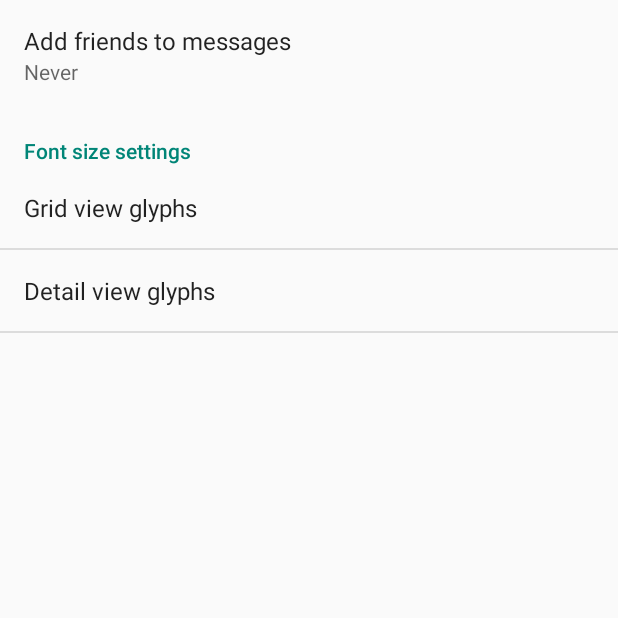
After one commit to OldSkoolMark/BravuraBrowser, an Android app: the SettingsActivity screen opened directly, with no data from a screen before it, on a phone screen of 412 x 824 dp, the top half of it. The commit adds this screen. Run offline under Robolectric (Android 15) with nearby library versions, the phone set to English and light mode, and no system bars; network calls fail; 1 statement that could not run was skipped.

Commit message:
preferences and settings activity

```diff
--- a/BravuraBrowser/src/main/java/com/sublimeslime/android/bravurabrowser/MainActivity.java
+++ b/BravuraBrowser/src/main/java/com/sublimeslime/android/bravurabrowser/MainActivity.java
@@ -9,6 +9,7 @@ import android.app.FragmentTransaction;
 import android.app.SearchManager;
 import android.app.SearchableInfo;
 import android.content.ComponentName;
+import android.content.Intent;
 import android.graphics.Typeface;
 import android.app.Fragment;
 import android.app.FragmentManager;
@@ -16,6 +17,7 @@ import android.content.Context;
 import android.content.res.Configuration;
 import android.os.AsyncTask;
 import android.os.Bundle;
+import android.preference.PreferenceManager;
 import android.support.v4.app.ActionBarDrawerToggle;
 import android.support.v4.view.GravityCompat;
 import android.support.v4.widget.DrawerLayout;
@@ -42,14 +44,17 @@ public class MainActivity extends Activity {
 
     private CharSequence mTitle;
     private Typeface mTypeface;
-    private float mFontSize = 64.0f;
+    private float mGridFontSize;
+    private float mDetailFontSize;
     private ArrayAdapter<String> mCategoryAdapter;
     private String mCurrentFragmentTag;
     @Override
     protected void onCreate(Bundle savedInstanceState) {
         super.onCreate(savedInstanceState);
         setContentView(R.layout.activity_main);
-
+        String s = SettingsActivity.Settings.GRID_FONT_SIZE.toString();
+        mGridFontSize = Float.parseFloat(PreferenceManager.getDefaultSharedPreferences(this).getString(SettingsActivity.Settings.GRID_FONT_SIZE.toString(),"64.0f"));
+        mDetailFontSize = Float.parseFloat(PreferenceManager.getDefaultSharedPreferences(this).getString(SettingsActivity.Settings.DETAIL_FONT_SIZE.toString(),"128.0f"));
         mTitle = getTitle();
         mDrawerLayout = (DrawerLayout) findViewById(R.id.drawer_layout);
         mDrawerList = (ListView) findViewById(R.id.left_drawer);
@@ -125,19 +130,8 @@ public class MainActivity extends Activity {
         }
         // Handle action buttons
         switch(item.getItemId()) {
-            case R.id.action_fontsize:
-                View v = findViewById(R.id.action_fontsize);
-                PopupMenu pm = new PopupMenu(this, v);
-                pm.setOnMenuItemClickListener(new PopupMenu.OnMenuItemClickListener() {
-                    @Override
-                    public boolean onMenuItemClick(MenuItem menuItem) {
-                        mFontSize = Float.parseFloat(menuItem.getTitle().toString());
-                        replaceGridViewFragment(mCurrentFragmentTag);
-                        return true;
-                    }
-                });
-                pm.inflate(R.menu.fontsize_menu);
-                pm.show();
+               case R.id.action_settings:
+                startActivity(new Intent(this, SettingsActivity.class));
                 return true;
             default:
                 return super.onOptionsItemSelected(item);
@@ -230,7 +224,7 @@ public class MainActivity extends Activity {
             tv.setTypeface(mTypeface);
             String uniCode = FontMetadata.getInstance().parseGlyphCodepoint(g.codepoint);
             tv.setText(uniCode);
-            tv.setTextSize(TypedValue.COMPLEX_UNIT_SP, mFontSize);
+            tv.setTextSize(TypedValue.COMPLEX_UNIT_SP, mGridFontSize);
             return tv;
         }
     }
--- /dev/null
+++ b/BravuraBrowser/src/main/java/com/sublimeslime/android/bravurabrowser/SettingsActivity.java
@@ -0,0 +1,251 @@
+package com.sublimeslime.android.bravurabrowser;
+
+import android.annotation.TargetApi;
+import android.content.Context;
+import android.content.res.Configuration;
+import android.media.Ringtone;
+import android.media.RingtoneManager;
+import android.net.Uri;
+import android.os.Build;
+import android.os.Bundle;
+import android.preference.ListPreference;
+import android.preference.Preference;
+import android.preference.PreferenceActivity;
+import android.preference.PreferenceCategory;
+import android.preference.PreferenceFragment;
+import android.preference.PreferenceManager;
+import android.preference.RingtonePreference;
+import android.text.TextUtils;
+import android.view.MenuItem;
+import android.support.v4.app.NavUtils;
+
+
+import java.util.List;
+
+/**
+ * A {@link PreferenceActivity} that presents a set of application settings. On
+ * handset devices, settings are presented as a single list. On tablets,
+ * settings are split by category, with category headers shown to the left of
+ * the list of settings.
+ * <p>
+ * See <a href="http://developer.android.com/design/patterns/settings.html">
+ * Android Design: Settings</a> for design guidelines and the <a
+ * href="http://developer.android.com/guide/topics/ui/settings.html">Settings
+ * API Guide</a> for more information on developing a Settings UI.
+ */
+public class SettingsActivity extends PreferenceActivity {
+    public enum Settings { GRID_FONT_SIZE("grid_font_size"), DETAIL_FONT_SIZE("detail_font_size"), THEME("theme");
+        private final String s;
+        private Settings(String prefName){
+            s = prefName;
+        }
+        public String toString(){
+            return s;
+        }
+    };
+    /**
+     * Determines whether to always show the simplified settings UI, where
+     * settings are presented in a single list. When false, settings are shown
+     * as a master/detail two-pane view on tablets. When true, a single pane is
+     * shown on tablets.
+     */
+    private static final boolean ALWAYS_SIMPLE_PREFS = false;
+
+    @Override
+    protected void onCreate(Bundle savedInstanceState) {
+        super.onCreate(savedInstanceState);
+        setupActionBar();
+    }
+
+    /**
+     * Set up the {@link android.app.ActionBar}, if the API is available.
+     */
+    @TargetApi(Build.VERSION_CODES.HONEYCOMB)
+    private void setupActionBar() {
+        if (Build.VERSION.SDK_INT >= Build.VERSION_CODES.HONEYCOMB) {
+            // Show the Up button in the action bar.
+            getActionBar().setDisplayHomeAsUpEnabled(true);
+        }
+    }
+
+    @Override
+    public boolean onOptionsItemSelected(MenuItem item) {
+        int id = item.getItemId();
+        if (id == android.R.id.home) {
+            // This ID represents the Home or Up button. In the case of this
+            // activity, the Up button is shown. Use NavUtils to allow users
+            // to navigate up one level in the application structure. For
+            // more details, see the Navigation pattern on Android Design:
+            //
+            // http://developer.android.com/design/patterns/navigation.html#up-vs-back
+            //
+            // TODO: If Settings has multiple levels, Up should navigate up
+            // that hierarchy.
+            NavUtils.navigateUpFromSameTask(this);
+            return true;
+        }
+        return super.onOptionsItemSelected(item);
+    }
+
+    @Override
+    protected void onPostCreate(Bundle savedInstanceState) {
+        super.onPostCreate(savedInstanceState);
+
+        setupSimplePreferencesScreen();
+    }
+
+    /**
+     * Shows the simplified settings UI if the device configuration if the
+     * device configuration dictates that a simplified, single-pane UI should be
+     * shown.
+     */
+    private void setupSimplePreferencesScreen() {
+        if (!isSimplePreferences(this)) {
+            return;
+        }
+
+        // In the simplified UI, fragments are not used at all and we instead
+        // use the older PreferenceActivity APIs.
+
+        // Add 'general' preferences.
+        addPreferencesFromResource(R.xml.pref_general);
+
+         // Add 'data and sync' preferences, and a corresponding header.
+        PreferenceCategory fakeHeader = new PreferenceCategory(this);
+        fakeHeader.setTitle(R.string.pref_header_font_sizes);
+        getPreferenceScreen().addPreference(fakeHeader);
+        addPreferencesFromResource(R.xml.pref_font_sizes);
+
+        // Bind the summaries of EditText/List/Dialog/Ringtone preferences to
+        // their values. When their values change, their summaries are updated
+        // to reflect the new value, per the Android Design guidelines.
+        bindPreferenceSummaryToValue(findPreference("example_list"));
+        bindPreferenceSummaryToValue(findPreference(Settings.GRID_FONT_SIZE.toString()));
+        bindPreferenceSummaryToValue(findPreference(Settings.DETAIL_FONT_SIZE.toString()));
+    }
+
+    /** {@inheritDoc} */
+    @Override
+    public boolean onIsMultiPane() {
+        return isXLargeTablet(this) && !isSimplePreferences(this);
+    }
+
+    /**
+     * Helper method to determine if the device has an extra-large screen. For
+     * example, 10" tablets are extra-large.
+     */
+    private static boolean isXLargeTablet(Context context) {
+        return (context.getResources().getConfiguration().screenLayout
+        & Configuration.SCREENLAYOUT_SIZE_MASK) >= Configuration.SCREENLAYOUT_SIZE_XLARGE;
+    }
+
+    /**
+     * Determines whether the simplified settings UI should be shown. This is
+     * true if this is forced via {@link #ALWAYS_SIMPLE_PREFS}, or the device
+     * doesn't have newer APIs like {@link PreferenceFragment}, or the device
+     * doesn't have an extra-large screen. In these cases, a single-pane
+     * "simplified" settings UI should be shown.
+     */
+    private static boolean isSimplePreferences(Context context) {
+        return ALWAYS_SIMPLE_PREFS
+                || Build.VERSION.SDK_INT < Build.VERSION_CODES.HONEYCOMB
+                || !isXLargeTablet(context);
+    }
+
+    /** {@inheritDoc} */
+    @Override
+    @TargetApi(Build.VERSION_CODES.HONEYCOMB)
+    public void onBuildHeaders(List<Header> target) {
+        if (!isSimplePreferences(this)) {
+            loadHeadersFromResource(R.xml.pref_headers, target);
+        }
+    }
+
+    /**
+     * A preference value change listener that updates the preference's summary
+     * to reflect its new value.
+     */
+    private static Preference.OnPreferenceChangeListener sBindPreferenceSummaryToValueListener = new Preference.OnPreferenceChangeListener() {
+        @Override
+        public boolean onPreferenceChange(Preference preference, Object value) {
+            String stringValue = value.toString();
+
+            if (preference instanceof ListPreference) {
+                // For list preferences, look up the correct display value in
+                // the preference's 'entries' list.
+                ListPreference listPreference = (ListPreference) preference;
+                int index = listPreference.findIndexOfValue(stringValue);
+
+                // Set the summary to reflect the new value.
+                preference.setSummary(
+                        index >= 0
+                                ? listPreference.getEntries()[index]
+                                : null);
+
+            }  else {
+                // For all other preferences, set the summary to the value's
+                // simple string representation.
+                preference.setSummary(stringValue);
+            }
+            return true;
+        }
+    };
+
+    /**
+     * Binds a preference's summary to its value. More specifically, when the
+     * preference's value is changed, its summary (line of text below the
+     * preference title) is updated to reflect the value. The summary is also
+     * immediately updated upon calling this method. The exact display format is
+     * dependent on the type of preference.
+     *
+     * @see #sBindPreferenceSummaryToValueListener
+     */
+    private static void bindPreferenceSummaryToValue(Preference preference) {
+        // Set the listener to watch for value changes.
+        preference.setOnPreferenceChangeListener(sBindPreferenceSummaryToValueListener);
+
+        // Trigger the listener immediately with the preference's
+        // current value.
+        sBindPreferenceSummaryToValueListener.onPreferenceChange(preference,
+                PreferenceManager.getDefaultSharedPreferences(preference.getContext())
+                        .getString(preference.getKey(), ""));
+    }
+
+    /**
+     * This fragment shows general preferences only. It is used when the
+     * activity is showing a two-pane settings UI.
+     */
+    @TargetApi(Build.VERSION_CODES.HONEYCOMB)
+    public static class GeneralPreferenceFragment extends PreferenceFragment {
+        @Override
+        public void onCreate(Bundle savedInstanceState) {
+            super.onCreate(savedInstanceState);
+            addPreferencesFromResource(R.xml.pref_general);
+
+            // Bind the summaries of EditText/List/Dialog/Ringtone preferences
+            // to their values. When their values change, their summaries are
+            // updated to reflect the new value, per the Android Design
+            // guidelines.
+            bindPreferenceSummaryToValue(findPreference("example_list"));
+        }
+    }
+    /**
+     * This fragment shows data and sync preferences only. It is used when the
+     * activity is showing a two-pane settings UI.
+     */
+    @TargetApi(Build.VERSION_CODES.HONEYCOMB)
+    public static class DataSyncPreferenceFragment extends PreferenceFragment {
+        @Override
+        public void onCreate(Bundle savedInstanceState) {
+            super.onCreate(savedInstanceState);
+            addPreferencesFromResource(R.xml.pref_font_sizes);
+
+            // Bind the summaries of EditText/List/Dialog/Ringtone preferences
+            // to their values. When their values change, their summaries are
+            // updated to reflect the new value, per the Android Design
+            // guidelines.
+            bindPreferenceSummaryToValue(findPreference(Settings.GRID_FONT_SIZE.toString()));
+            bindPreferenceSummaryToValue(findPreference(Settings.DETAIL_FONT_SIZE.toString()));
+        }
+    }
+}
--- /dev/null
+++ b/BravuraBrowser/src/main/res/values/strings_activity_settings.xml
@@ -0,0 +1,73 @@
+<resources>
+        <string name="title_activity_settings">Settings</string>
+
+    <!-- Strings related to Settings -->
+
+    <!-- Example General settings -->
+    <string name="pref_header_general">General</string>
+
+    <string name="pref_title_add_friends_to_messages">Add friends to messages</string>
+    <string-array name="pref_example_list_titles">
+        <item>Always</item>
+        <item>When possible</item>
+        <item>Never</item>
+    </string-array>
+    <string-array name="pref_example_list_values">
+        <item>1</item>
+        <item>0</item>
+        <item>-1</item>
+    </string-array>
+
+    <!-- Font Sizes -->
+    <string name="pref_header_font_sizes">Font size settings</string>
+
+    <string name="pref_grid_view_title">Grid view glyphs</string>
+    <string-array name="pref_grid_view_titles">
+        <item>12</item>
+        <item>14</item>
+        <item>18</item>
+        <item>22</item>
+        <item>32</item>
+        <item>48</item>
+        <item>64</item>
+        <item>96</item>
+        <item>128</item>
+    </string-array>
+    <string-array name="pref_grid_view_values">
+        <item>12.0f</item>
+        <item>14.0f</item>
+        <item>18.0f</item>
+        <item>22.0f</item>
+        <item>32.0f</item>
+        <item>48.0f</item>
+        <item>64.0f</item>
+        <item>96.0f</item>
+        <item>128.0f</item>
+    </string-array>
+
+    <string name="pref_detail_view_title">Detail view glyphs</string>
+    <string-array name="pref_detail_view_titles">
+        <item>12</item>
+        <item>14</item>
+        <item>18</item>
+        <item>22</item>
+        <item>32</item>
+        <item>48</item>
+        <item>64</item>
+        <item>96</item>
+        <item>128</item>
+    </string-array>
+    <string-array name="pref_detail_view_values">
+        <item>12.0f</item>
+        <item>14.0f</item>
+        <item>18.0f</item>
+        <item>22.0f</item>
+        <item>32.0f</item>
+        <item>48.0f</item>
+        <item>64.0f</item>
+        <item>96.0f</item>
+        <item>128.0f</item>
+    </string-array>
+
+
+</resources>
--- /dev/null
+++ b/BravuraBrowser/src/main/res/xml/pref_font_sizes.xml
@@ -0,0 +1,24 @@
+<PreferenceScreen xmlns:android="http://schemas.android.com/apk/res/android">
+
+    <!-- NOTE: Hide buttons to simplify the UI. Users can touch outside the dialog to
+         dismiss it. -->
+    <!-- NOTE: ListPreference's summary should be set to its value by the activity code. -->
+    <ListPreference
+        android:key="grid_font_size"
+        android:title="@string/pref_grid_view_title"
+        android:entries="@array/pref_grid_view_titles"
+        android:entryValues="@array/pref_grid_view_values"
+        android:defaultValue="64"
+        android:negativeButtonText="@null"
+        android:positiveButtonText="@null" />
+
+    <ListPreference
+        android:key="detail_font_size"
+        android:title="@string/pref_detail_view_title"
+        android:entries="@array/pref_detail_view_titles"
+        android:entryValues="@array/pref_detail_view_values"
+        android:defaultValue="128"
+        android:negativeButtonText="@null"
+        android:positiveButtonText="@null" />
+
+</PreferenceScreen>
--- /dev/null
+++ b/BravuraBrowser/src/main/res/xml/pref_general.xml
@@ -0,0 +1,14 @@
+<PreferenceScreen xmlns:android="http://schemas.android.com/apk/res/android">
+    <!-- NOTE: Hide buttons to simplify the UI. Users can touch outside the dialog to
+         dismiss it. -->
+    <!-- NOTE: ListPreference's summary should be set to its value by the activity code. -->
+    <ListPreference
+        android:key="example_list"
+        android:title="@string/pref_title_add_friends_to_messages"
+        android:defaultValue="-1"
+        android:entries="@array/pref_example_list_titles"
+        android:entryValues="@array/pref_example_list_values"
+        android:negativeButtonText="@null"
+        android:positiveButtonText="@null" />
+
+</PreferenceScreen>
--- /dev/null
+++ b/BravuraBrowser/src/main/res/xml/pref_headers.xml
@@ -0,0 +1,13 @@
+<preference-headers xmlns:android="http://schemas.android.com/apk/res/android">
+
+    <!-- These settings headers are only used on tablets. -->
+
+    <header
+        android:fragment="com.sublimeslime.android.bravurabrowser.SettingsActivity$GeneralPreferenceFragment"
+        android:title="@string/pref_header_general" />
+
+    <header
+        android:fragment="com.sublimeslime.android.bravurabrowser.SettingsActivity$DataSyncPreferenceFragment"
+        android:title="@string/pref_header_font_sizes" />
+
+</preference-headers>
```
Also changed, not shown: BravuraBrowser/src/main/AndroidManifest.xml (+17 -6 lines).
